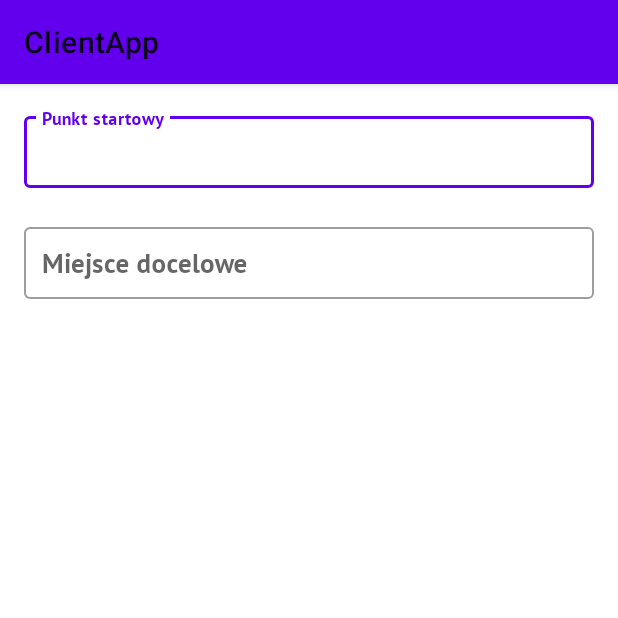
After one commit to liscypis/Taxi_system, an Android app: the OrderActivity screen opened directly, with no data from a screen before it, on a phone screen of 412 x 824 dp, the top half of it. The commit adds this screen. Run offline under Robolectric (Android 15) with nearby library versions, the phone set to English and light mode, and no system bars; 3 statements that could not run were skipped.

Commit message:
added OrderActivity.kt and added auto complete address

```diff
--- a/ClientApp/app/build.gradle
+++ b/ClientApp/app/build.gradle
@@ -43,5 +43,7 @@ dependencies {
     implementation 'com.squareup.retrofit2:converter-gson:2.9.0'
     // material
     implementation 'com.google.android.material:material:1.3.0-alpha02'
+    //map
+    implementation 'com.google.android.libraries.places:places:2.3.0'
 
 }
--- a/ClientApp/app/src/main/AndroidManifest.xml
+++ b/ClientApp/app/src/main/AndroidManifest.xml
@@ -12,7 +12,8 @@
         android:supportsRtl="true"
         android:theme="@style/AppTheme"
         android:usesCleartextTraffic="true">
-        <activity android:name=".activities.RegisterActivity"></activity>
+        <activity android:name=".activities.OrderActivity"></activity>
+        <activity android:name=".activities.RegisterActivity" />
         <activity android:name=".activities.LoginActivity">
             <intent-filter>
                 <action android:name="android.intent.action.MAIN" />
--- a/ClientApp/app/src/main/java/com/lisowski/clientapp/activities/LoginActivity.kt
+++ b/ClientApp/app/src/main/java/com/lisowski/clientapp/activities/LoginActivity.kt
@@ -91,6 +91,9 @@ class LoginActivity : AppCompatActivity() {
                     if (response.isSuccessful) {
                         val loginResponse = response.body()
                         checkSuccessResponse(loginResponse)
+                        val intent = Intent(applicationContext, OrderActivity::class.java)
+                        intent.flags = Intent.FLAG_ACTIVITY_NEW_TASK or Intent.FLAG_ACTIVITY_CLEAR_TASK
+                        startActivity(intent)
                     } else {
                         getErrorResponse(response)
                     }
--- /dev/null
+++ b/ClientApp/app/src/main/java/com/lisowski/clientapp/activities/OrderActivity.kt
@@ -0,0 +1,45 @@
+package com.lisowski.clientapp.activities
+
+import androidx.appcompat.app.AppCompatActivity
+import android.os.Bundle
+import android.widget.AdapterView
+import android.widget.AutoCompleteTextView
+import com.google.android.libraries.places.api.Places
+import com.google.android.libraries.places.api.net.PlacesClient
+import com.lisowski.clientapp.R
+import com.lisowski.clientapp.adapters.PlaceArrayAdapter
+import kotlinx.android.synthetic.main.activity_order.*
+
+class OrderActivity : AppCompatActivity() {
+    private var placeAdapter: PlaceArrayAdapter? = null
+    private lateinit var mPlacesClient: PlacesClient
+
+    override fun onCreate(savedInstanceState: Bundle?) {
+        super.onCreate(savedInstanceState)
+        setContentView(R.layout.activity_order)
+
+
+
+        Places.initialize(this, "AIzaSyCbPoPSc5SRZy21nq5I7sfKrc8MJGazcBg")
+        mPlacesClient = Places.createClient(this)
+
+        placeAdapter = PlaceArrayAdapter(this, R.layout.layout_item_places, mPlacesClient)
+        originAutoCompleteTV.setAdapter(placeAdapter)
+        destinationAutoCompleteTV.setAdapter(placeAdapter)
+
+        originAutoCompleteTV.onItemClickListener = AdapterView.OnItemClickListener { parent, _, position, _ ->
+            val place = parent.getItemAtPosition(position)
+            originAutoCompleteTV.apply {
+                setText(place.toString())
+                setSelection(originAutoCompleteTV.length())
+            }
+        }
+        destinationAutoCompleteTV.onItemClickListener = AdapterView.OnItemClickListener { parent, _, position, _ ->
+            val place = parent.getItemAtPosition(position)
+            destinationAutoCompleteTV.apply {
+                setText(place.toString())
+                setSelection(destinationAutoCompleteTV.length())
+            }
+        }
+    }
+}
--- a/ClientApp/app/src/main/java/com/lisowski/clientapp/models/APIError.kt
+++ b/ClientApp/app/src/main/java/com/lisowski/clientapp/models/APIError.kt
@@ -1,4 +1,6 @@
 package com.lisowski.clientapp.models
+
+import kotlin.String
 
 data class APIError(
     val timestamp: String,
--- a/ClientApp/app/src/main/java/com/lisowski/clientapp/models/LoginRequest.kt
+++ b/ClientApp/app/src/main/java/com/lisowski/clientapp/models/LoginRequest.kt
@@ -1,3 +1,5 @@
 package com.lisowski.clientapp.models
 
+import kotlin.String
+
 class LoginRequest(var userName: String, var password: String)
--- a/ClientApp/app/src/main/java/com/lisowski/clientapp/models/LoginResponse.kt
+++ b/ClientApp/app/src/main/java/com/lisowski/clientapp/models/LoginResponse.kt
@@ -1,4 +1,6 @@
 package com.lisowski.clientapp.models
+
+import kotlin.String
 
 data class LoginResponse(
     var token: String,
--- a/ClientApp/app/src/main/java/com/lisowski/clientapp/models/Message.kt
+++ b/ClientApp/app/src/main/java/com/lisowski/clientapp/models/Message.kt
@@ -1,4 +1,6 @@
 package com.lisowski.clientapp.models
+
+import kotlin.String
 
 data class Message(val msg: String) {
 }
--- a/ClientApp/app/src/main/java/com/lisowski/clientapp/models/RegisterRequest.kt
+++ b/ClientApp/app/src/main/java/com/lisowski/clientapp/models/RegisterRequest.kt
@@ -1,4 +1,6 @@
 package com.lisowski.clientapp.models
+
+import kotlin.String
 
 data class RegisterRequest(
     val name: String,
--- /dev/null
+++ b/ClientApp/app/src/main/res/layout/activity_order.xml
@@ -0,0 +1,58 @@
+<?xml version="1.0" encoding="utf-8"?>
+<androidx.constraintlayout.widget.ConstraintLayout xmlns:android="http://schemas.android.com/apk/res/android"
+    xmlns:app="http://schemas.android.com/apk/res-auto"
+    xmlns:tools="http://schemas.android.com/tools"
+    android:layout_width="match_parent"
+    android:layout_height="match_parent"
+    tools:context=".activities.OrderActivity">
+
+    <com.google.android.material.textfield.TextInputLayout
+        android:id="@+id/textInputLayout"
+        style="@style/Widget.MaterialComponents.TextInputLayout.OutlinedBox"
+        android:layout_width="0dp"
+        android:layout_height="wrap_content"
+        android:layout_marginStart="16dp"
+        android:layout_marginTop="16dp"
+        android:layout_marginEnd="16dp"
+        app:helperText=" "
+        app:helperTextEnabled="true"
+        app:layout_constraintEnd_toEndOf="parent"
+        app:layout_constraintStart_toStartOf="parent"
+        app:layout_constraintTop_toTopOf="parent">
+
+        <androidx.appcompat.widget.AppCompatAutoCompleteTextView
+            android:id="@+id/originAutoCompleteTV"
+            android:layout_width="match_parent"
+            android:layout_height="wrap_content"
+            android:fontFamily="@font/pt_sans_bold"
+            android:hint="Punkt startowy"
+            android:paddingStart="12dp"
+            android:paddingTop="12dp"
+            android:paddingBottom="12dp" />
+    </com.google.android.material.textfield.TextInputLayout>
+
+    <com.google.android.material.textfield.TextInputLayout
+        style="@style/Widget.MaterialComponents.TextInputLayout.OutlinedBox"
+        android:layout_width="0dp"
+        android:layout_height="wrap_content"
+        android:layout_marginStart="16dp"
+        android:layout_marginEnd="16dp"
+        app:helperText=" "
+        app:helperTextEnabled="true"
+        app:layout_constraintEnd_toEndOf="parent"
+        app:layout_constraintStart_toStartOf="parent"
+        app:layout_constraintTop_toBottomOf="@+id/textInputLayout">
+
+        <androidx.appcompat.widget.AppCompatAutoCompleteTextView
+            android:id="@+id/destinationAutoCompleteTV"
+            android:layout_width="match_parent"
+            android:layout_height="wrap_content"
+            android:fontFamily="@font/pt_sans_bold"
+            android:hint="Miejsce docelowe"
+            android:paddingStart="12dp"
+            android:paddingTop="12dp"
+            android:paddingBottom="12dp" />
+    </com.google.android.material.textfield.TextInputLayout>
+
+
+</androidx.constraintlayout.widget.ConstraintLayout>
```
Also changed, not shown: ClientApp/app/src/main/java/com/lisowski/clientapp/adapters/PlaceArrayAdapter.kt (added, +135 -0 lines), ClientApp/app/src/main/res/layout/layout_item_places.xml (added, +22 -0 lines).
